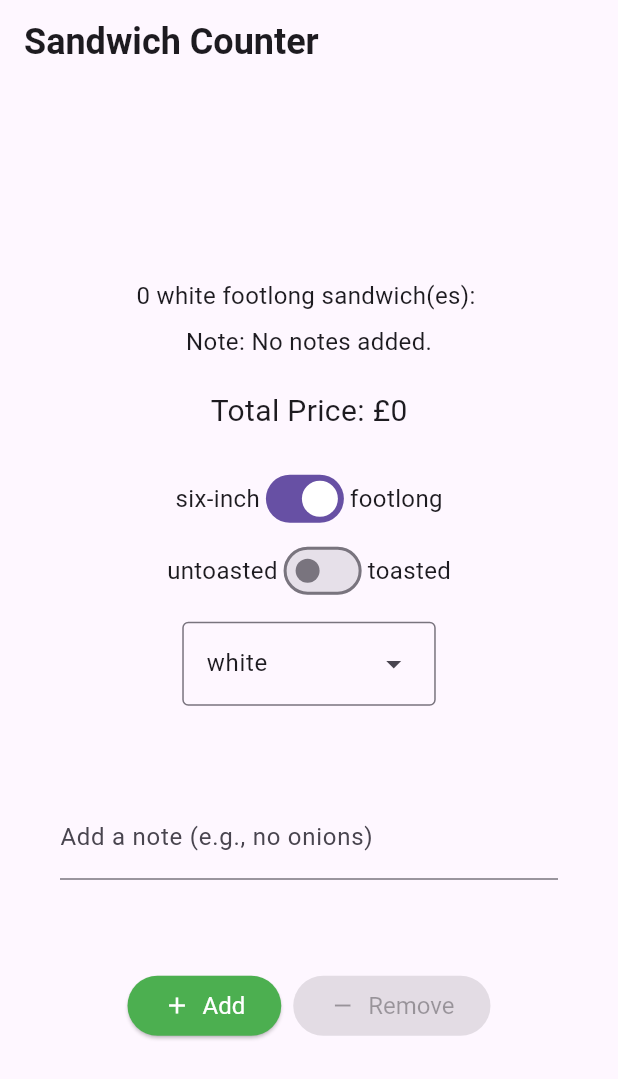
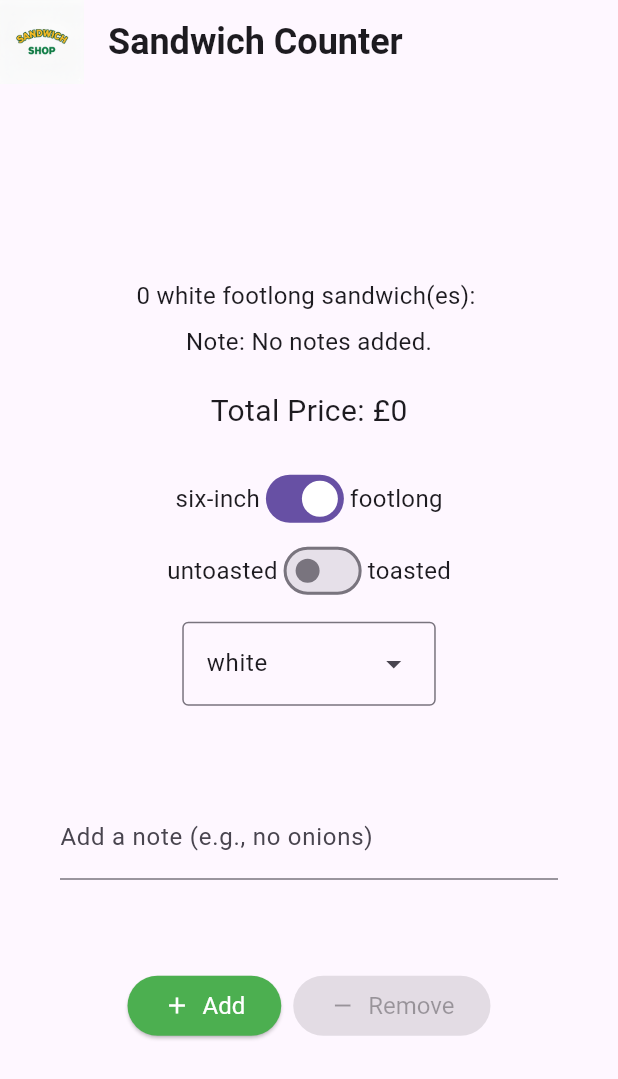
Before and after one commit to ChrystallaT1/sandwich_shop, a Flutter app: the screen it shows after launch, on a phone screen of 412 x 824 dp. Shown: the top 1079 px of the screen. Run offline on Flutter 3.47's test engine with Material 3 defaults, Android fonts, the phone set to English and light mode, and no system bars.

Commit message:
Add logo image and implement it in main.dart

```diff
--- a/lib/main.dart
+++ b/lib/main.dart
@@ -48,7 +48,13 @@ class _OrderScreenState extends State<OrderScreen> {
     );
 
     return Scaffold(
-      appBar: AppBar(title: const Text('Sandwich Counter', style: heading1)),
+      appBar: AppBar(
+        leading: SizedBox(
+          height: 100,
+          child: Image.asset('assets/images/logo.png'),
+        ),
+        title: const Text('Sandwich Counter', style: heading1),
+      ),
       body: Center(
         child: Column(
           mainAxisAlignment: MainAxisAlignment.center,
--- a/pubspec.yaml
+++ b/pubspec.yaml
@@ -20,4 +20,4 @@ dev_dependencies:
 flutter:
   uses-material-design: true
   assets:
-    - assets/images/
+    - assets/images/logo.png
```
Also changed, not shown: assets/images/logo.png (added).
